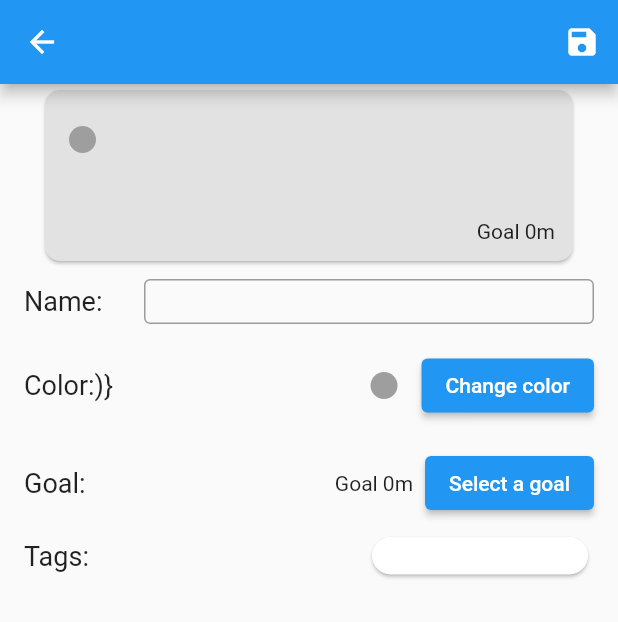
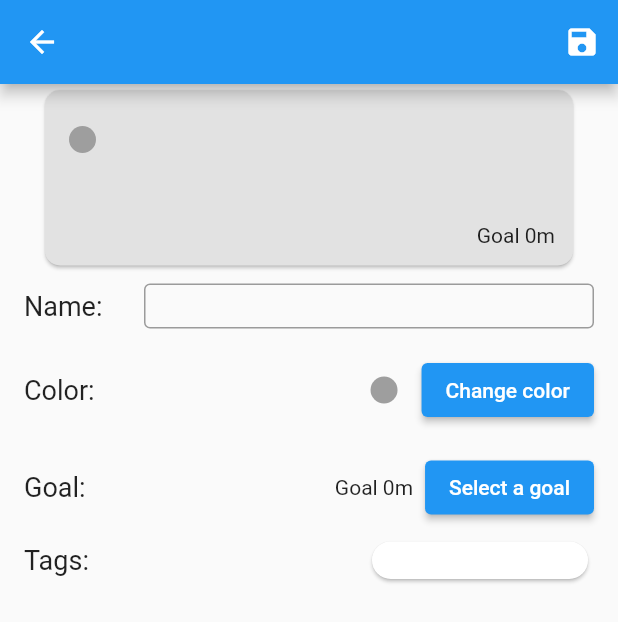
Before and after one commit to alvo2k/24h-copilot, a Flutter app: the ActivitySettingsPage screen opened directly with empty values, on a phone screen of 412 x 824 dp. Shown: the top 622 px of the screen. Run offline on Flutter 3.47's test engine with Material 2 defaults, Android fonts, the light colour scheme and no system bars; our stand-ins replace awesome_notifications, dartz, dotted_line, drift, easy_search_bar, email_validator and 11 more; missing offline and left inert: category_navigator, flutter_dialogs, sealed_flutter_bloc; accounts and stored records are empty; generated files the repository leaves out were written again.

Commit message:
Fix: visual edits

```diff
--- a/lib/features/card-editor/presentation/pages/activity_settings_page.dart
+++ b/lib/features/card-editor/presentation/pages/activity_settings_page.dart
@@ -241,7 +241,7 @@
                       mainAxisAlignment: MainAxisAlignment.spaceBetween,
                       children: [
                         Text(
-                          '${AppLocalizations.of(context)!.color}:)}',
+                          '${AppLocalizations.of(context)!.color}:  ',
                           style: const TextStyle(fontSize: 18),
                         ),
                         Row(
```
Also changed, not shown: lib/features/activities/presentation/widgets/activity_list_tile.dart (+5 -2 lines).
